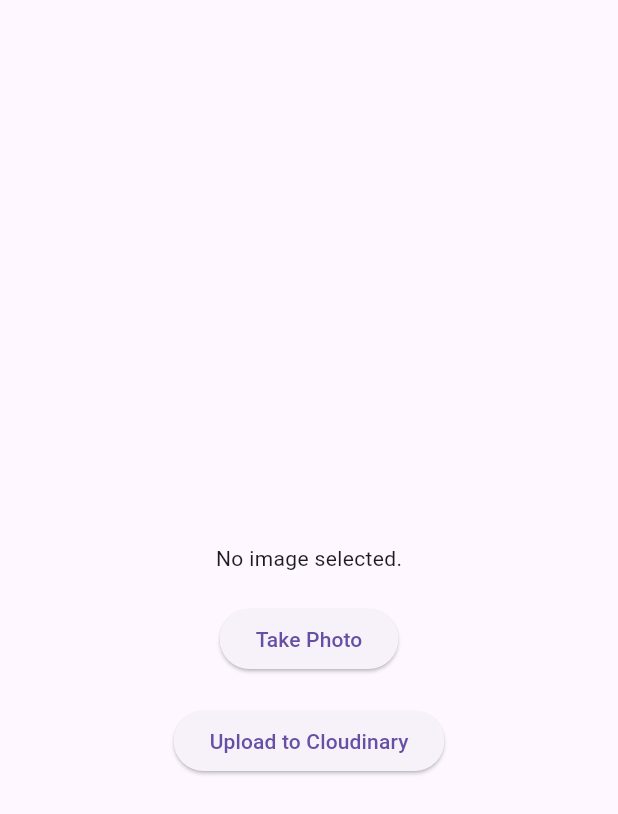
After one commit to NbMiranda/PhotoSaver, a Flutter app: the HomePage screen opened directly, item 3 of the bottom bar chosen, after a tap on "Upload to Cloudinary", on a phone screen of 412 x 824 dp. The commit adds this screen. Shown: the top 814 px of the screen. Run offline on Flutter 3.47's test engine with Material 3 defaults, Android fonts, the phone set to English and light mode, and no system bars; our stand-ins replace font_awesome_flutter, image_picker; missing offline and left inert: cloudinary_flutter, cloudinary_url_gen.

Commit message:
adicionando upload image

```diff
--- a/lib/modules/home/home_controller.dart
+++ b/lib/modules/home/home_controller.dart
@@ -1,5 +1,6 @@
 import 'package:flutter/material.dart';
 
+import '../upload/upload_image.dart';
 import '../user/user_page.dart';
 
 class HomeController
@@ -11,4 +12,12 @@ class HomeController
       MaterialPageRoute(builder: (context) => UserPage()),
     );
   }
+
+  void newPhoto(context) async
+  {
+    Navigator.push(
+      context,
+      MaterialPageRoute(builder: (context) => UploadImage()),
+    );
+  }
 }
--- a/lib/modules/home/home_page.dart
+++ b/lib/modules/home/home_page.dart
@@ -103,7 +103,9 @@ class HomePage extends StatelessWidget {
                     size: 32,
                   )),
               IconButton(
-                  onPressed: () {},
+                  onPressed: () {
+                    homeController.newPhoto(context);
+                  },
                   icon: const Icon(FontAwesomeIcons.playCircle)),
               IconButton(
                   onPressed: () {},
--- /dev/null
+++ b/lib/modules/upload/upload_image.dart
@@ -0,0 +1,99 @@
+import 'dart:convert';
+import 'dart:io';
+import 'package:flutter/material.dart';
+import 'package:image_picker/image_picker.dart';
+import 'package:http/http.dart' as http;
+
+class UploadImage extends StatelessWidget {
+  @override
+  Widget build(BuildContext context) {
+    return MaterialApp(
+      title: 'Photo Upload to Cloudinary',
+      theme: ThemeData(
+        primarySwatch: Colors.blue,
+      ),
+      home: MyHomePage(),
+    );
+  }
+}
+
+class MyHomePage extends StatefulWidget {
+  @override
+  _MyHomePageState createState() => _MyHomePageState();
+}
+
+class _MyHomePageState extends State<MyHomePage> {
+  File? _image;
+
+  final ImagePicker _picker = ImagePicker();
+
+  Future<void> _pickImage() async {
+    final pickedFile = await _picker.pickImage(source: ImageSource.camera);
+
+    setState(() {
+      if (pickedFile != null) {
+        _image = File(pickedFile.path);
+      } else {
+        print('No image selected.');
+      }
+    });
+  }
+
+  Future<void> _uploadImageToCloudinary() async {
+    if (_image == null) return;
+
+    // Replace these with your Cloudinary credentials
+    String cloudName = 'dcaufvn3n';
+    String apiKey = '423469859132672';
+    String uploadPreset = 'ovOFCG1X_3EG0_X8WVotYqa0wR4';
+
+    var url = Uri.parse('https://api.cloudinary.com/v1_1/$cloudName/image/upload');
+    var request = http.MultipartRequest('POST', url);
+
+    request.fields['upload_preset'] = uploadPreset;
+    request.fields['api_key'] = apiKey;
+    request.files.add(await http.MultipartFile.fromPath('file', _image!.path));
+
+    var response = await request.send();
+    if (response.statusCode == 200) {
+      // Process successful upload
+      var responseData = await response.stream.toBytes();
+      var responseString = String.fromCharCodes(responseData);
+      var parsedJson = json.decode(responseString);
+      print(parsedJson);
+      // Handle the response data as needed
+    } else {
+      // Handle failed upload
+      print('Failed to upload image: ${response.statusCode}');
+    }
+  }
+
+  @override
+  Widget build(BuildContext context) {
+    return Scaffold(
+      appBar: AppBar(
+        // title: Text('Photo Upload to Cloudinary'),
+      ),
+      body: Center(
+        child: Column(
+          mainAxisAlignment: MainAxisAlignment.center,
+          children: <Widget>[
+            _image == null
+                ? Text('No image selected.')
+                : Image.file(_image!),
+            SizedBox(height: 20),
+            ElevatedButton(
+              onPressed: _pickImage,
+              child: Text('Take Photo'),
+            ),
+            SizedBox(height: 20),
+            ElevatedButton(
+              onPressed: _uploadImageToCloudinary,
+              child: Text('Upload to Cloudinary'),
+            ),
+          ],
+        ),
+      ),
+    );
+  }
+}
--- a/pubspec.yaml
+++ b/pubspec.yaml
@@ -31,6 +31,8 @@ dependencies:
     sdk: flutter
   cloudinary_flutter: ^1.0.0
   cloudinary_url_gen: ^1.0.0
+  http: ^0.13.5
+  image_picker: ^0.8.4+1
 
 
   # The following adds the Cupertino Icons font to your application.
@@ -43,6 +45,8 @@ dev_dependencies:
     sdk: flutter
   cloudinary_flutter: ^1.0.0
   cloudinary_url_gen: ^1.0.0
+  http: ^0.13.5
+  image_picker: ^0.8.4+1
 
   # The "flutter_lints" package below contains a set of recommended lints to
   # encourage good coding practices. The lint set provided by the package is
```
Also changed, not shown: pubspec.lock, 2 other files.
